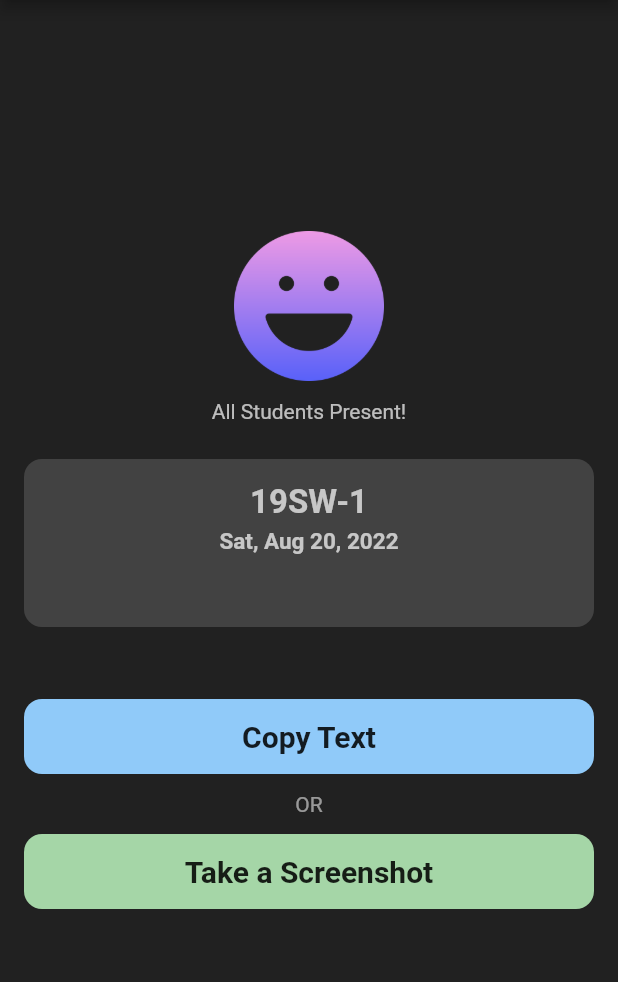
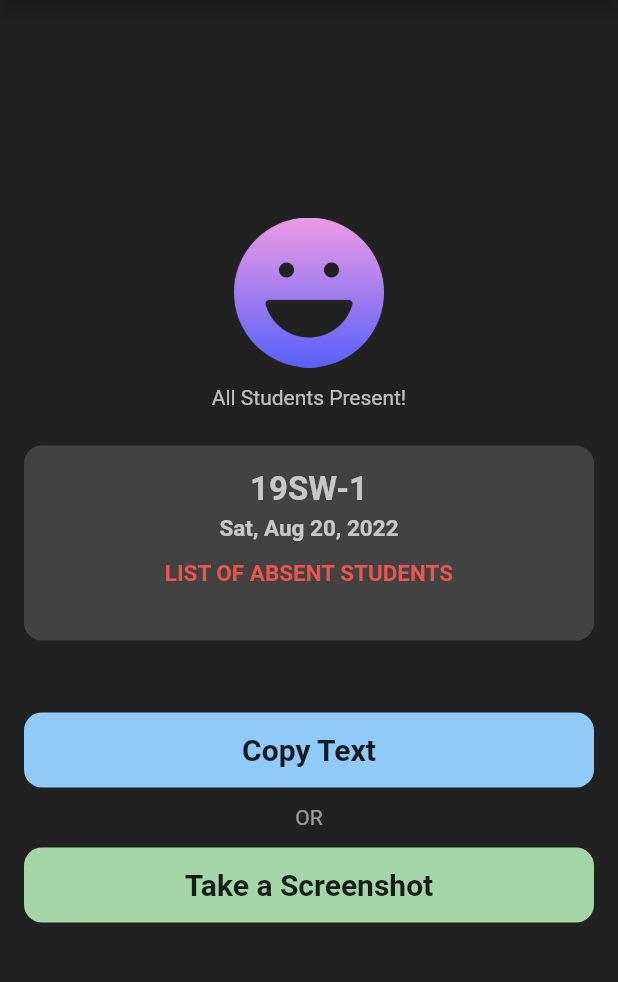
Before and after one commit to rashidwassan/muet-attendance-taking-app, a Flutter app: the ReportPage screen opened directly with empty values, on a phone screen of 412 x 824 dp, the part 84-1066 px from its top. Run offline on Flutter 3.47's test engine with Material 2 defaults, Android fonts, the phone set to English and light mode, and no system bars; drawn by our look-alikes of screenshot; our stand-ins replace google_fonts, share; missing offline and left inert: clipboard.

Commit message:
UI improvements with feature enhancement

```diff
--- a/lib/screens/report_page.dart
+++ b/lib/screens/report_page.dart
@@ -100,7 +100,25 @@ class _ReportPageState extends State<ReportPage> {
                                 ),
                               ),
                               const SizedBox(
-                                height: 16,
+                                height: 12,
+                              ),
+                              Text(
+                                Provider.of<StudentListProvider>(context)
+                                        .ifGetAbsenteesList
+                                    ? 'LIST OF ABSENT STUDENTS'
+                                    : 'LIST OF PRESENT STUDENTS',
+                                style: TextStyle(
+                                  fontSize: 15,
+                                  fontWeight: FontWeight.bold,
+                                  color:
+                                      Provider.of<StudentListProvider>(context)
+                                              .ifGetAbsenteesList
+                                          ? Colors.red.shade400
+                                          : Colors.green,
+                                ),
+                              ),
+                              const SizedBox(
+                                height: 4,
                               ),
                               SelectableText.rich(
                                 TextSpan(
```
Also changed, not shown: lib/screens/attendance_page.dart (+6 -6 lines).
